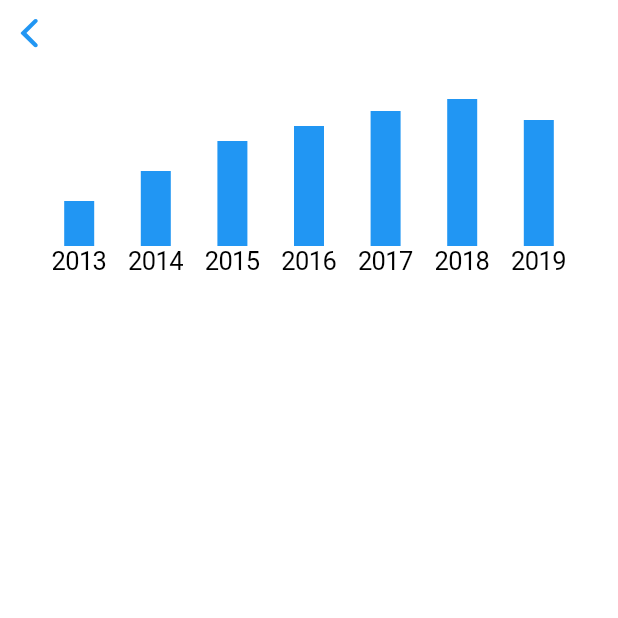
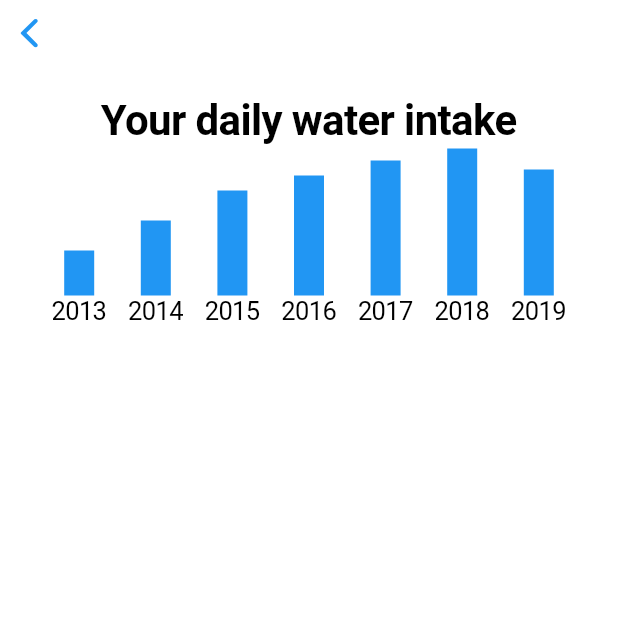
Before and after one commit to philalem/hydration_tracker, a Flutter app: the Home screen opened directly, on a phone screen of 412 x 824 dp, the top half of it. Run offline on Flutter 3.47's test engine with Material 2 defaults, Android fonts, the phone set to English and light mode, and no system bars; our stand-ins replace shared_preferences, simple_animations; accounts and stored records are empty.

Commit message:
added the graph title

```diff
--- a/lib/home.dart
+++ b/lib/home.dart
@@ -18,7 +18,13 @@ class _HomeState extends State<Home> {
       child: SafeArea(
         child: Padding(
           padding: const EdgeInsets.all(20.0),
-          child: Row(
+          child: Column(
+            children: <Widget>[
+              Text(
+                'Your daily water intake',
+                style: TextStyle(fontSize: 28, fontWeight: FontWeight.bold),
+              ),
+              Row(
                 mainAxisAlignment: MainAxisAlignment.spaceEvenly,
                 children: <Widget>[
                   Bar(0.3, "2013"),
@@ -28,6 +34,8 @@ class _HomeState extends State<Home> {
                   Bar(0.9, "2017"),
                   Bar(0.98, "2018"),
                   Bar(0.84, "2019"),
+                ],
+              ),
             ],
           ),
         ),
```
Lines whose indentation alone changed are shown as unchanged.
